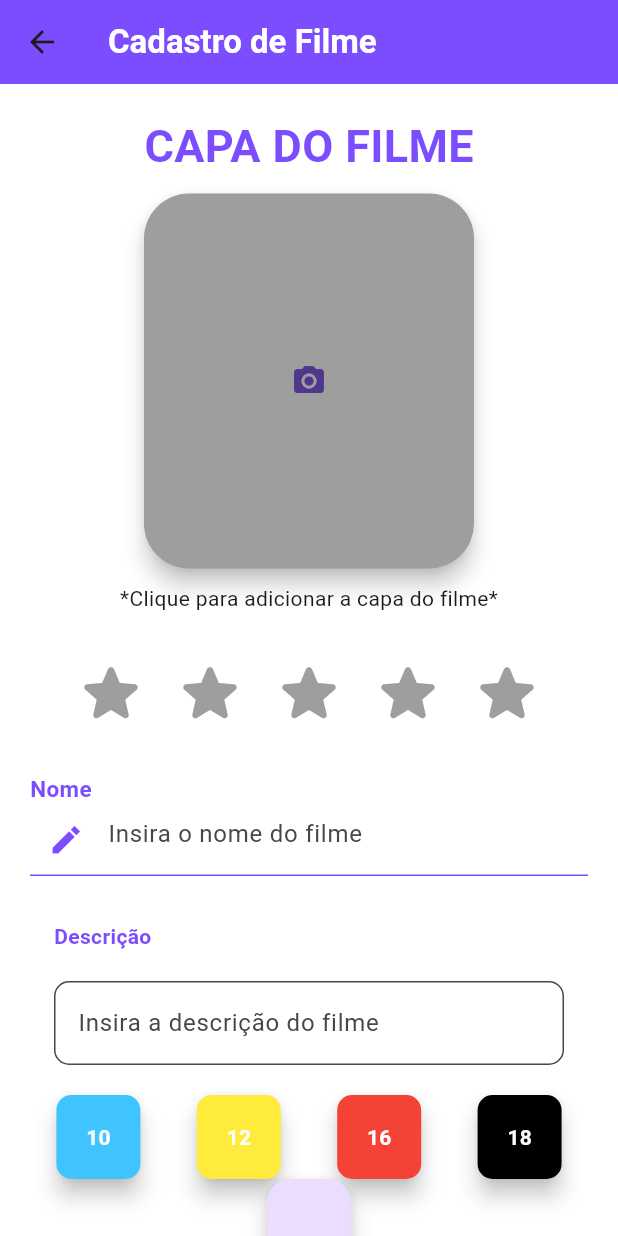
After one commit to DanielBrisch/CadastroDeFilmes, a Flutter app: the MV_RegisterPage screen opened directly, on a phone screen of 412 x 824 dp. The commit adds this screen. Run offline on Flutter 3.47's test engine with Material 3 defaults, Android fonts, the phone set to English and light mode, and no system bars.

Commit message:
estudada forte

```diff
--- /dev/null
+++ b/projetofilmes/lib/Screens/movies_register/mv_register_page.dart
@@ -0,0 +1,248 @@
+import 'package:flutter/cupertino.dart';
+import 'package:flutter/material.dart';
+
+import 'mv_register_store.dart';
+
+class MV_RegisterPage extends StatefulWidget {
+  const MV_RegisterPage({super.key});
+
+  @override
+  State<MV_RegisterPage> createState() => _MV_RegisterPageState();
+}
+
+class _MV_RegisterPageState extends State<MV_RegisterPage> {
+  @override
+  Widget build(BuildContext context) {
+
+    Size size = MediaQuery.of(context).size;
+
+    return Scaffold(
+      appBar: AppBar(
+        backgroundColor: Colors.deepPurpleAccent,
+        title: const Text(
+          'Cadastro de Filme',
+          style: TextStyle(
+            color: Colors.white,
+            fontWeight: FontWeight.bold,
+          ),
+        ),
+      ),
+      body: SingleChildScrollView(
+        child: Container(
+          width: size.width,
+          height: size.height,
+          color: Colors.white,
+          child: Column(
+            children: [
+              const Padding(
+                  padding: EdgeInsets.only(top: 20, bottom: 10),
+                  child: Row(
+                    mainAxisAlignment: MainAxisAlignment.center,
+                    children: [
+                      Text(
+                        'CAPA DO FILME',
+                        style: TextStyle(
+                            fontSize: 30,
+                            color: Colors.deepPurpleAccent,
+                            fontWeight: FontWeight.bold),
+                      ),
+                    ],
+                  )),
+              SizedBox(
+                width: 220.0,
+                height: 250.0,
+                child: FloatingActionButton(
+                  onPressed: () {},
+                  backgroundColor: Colors.grey,
+                  shape: RoundedRectangleBorder(
+                    borderRadius: BorderRadius.circular(30.0),
+                  ),
+                  child: const Icon(Icons.camera_alt),
+                ),
+              ),
+              const Padding(
+                padding: EdgeInsets.only(top: 10, bottom: 20),
+                child: Text('*Clique para adicionar a capa do filme*'),
+              ),
+              Row(
+                mainAxisAlignment: MainAxisAlignment.center,
+                children: [
+                  IconButton(
+                    onPressed: () {
+                      MV_RegisterStore.star = 1;
+                    },
+                    icon: const Icon(
+                      Icons.star_rounded,
+                      size: 50,
+                    ),
+                    color: Colors.grey,
+                  ),
+                  IconButton(
+                    onPressed: () {
+                      MV_RegisterStore.star = 2;
+                    },
+                    icon: const Icon(
+                      Icons.star_rounded,
+                      size: 50,
+                    ),
+                    color: Colors.grey,
+                  ),
+                  IconButton(
+                    onPressed: () {
+                      MV_RegisterStore.star = 3;
+                    },
+                    icon: const Icon(
+                      Icons.star_rounded,
+                      size: 50,
+                    ),
+                    color: Colors.grey,
+                  ),
+                  IconButton(
+                    onPressed: () {
+                      MV_RegisterStore.star = 4;
+                    },
+                    icon: const Icon(
+                      Icons.star_rounded,
+                      size: 50,
+                    ),
+                    color: Colors.grey,
+                  ),
+                  IconButton(
+                    onPressed: () {
+                      MV_RegisterStore.star = 5;
+                    },
+                    icon: const Icon(
+                      Icons.star_rounded,
+                      size: 50,
+                    ),
+                    color: Colors.grey,
+                  ),
+                ],
+              ),
+              Column(
+                children: [
+                  const Padding(
+                    padding: EdgeInsets.all(20),
+                    child: Column(
+                      crossAxisAlignment: CrossAxisAlignment.start,
+                      children: [
+                        Text(
+                          'Nome',
+                          style: TextStyle(
+                              color: Colors.deepPurpleAccent,
+                              fontWeight: FontWeight.bold,
+                              fontSize: 15),
+                        ),
+                        TextField(
+                          decoration: InputDecoration(
+                            fillColor: Colors.white,
+                            filled: true,
+                            hintText: "Insira o nome do filme",
+                            prefixIcon: Icon(Icons.create_sharp,
+                                color: Colors.deepPurpleAccent),
+                            enabledBorder: UnderlineInputBorder(
+                              borderSide:
+                                  BorderSide(color: Colors.deepPurpleAccent),
+                            ),
+                          ),
+                        ),
+                      ],
+                    ),
+                  ),
+                  Column(
+                    crossAxisAlignment: CrossAxisAlignment.start,
+                    children: [
+                      const Padding(
+                        padding: EdgeInsets.only(bottom: 20, top: 10),
+                        child: Text(
+                          'Descrição',
+                          style: TextStyle(
+                              color: Colors.deepPurpleAccent,
+                              fontWeight: FontWeight.bold),
+                        ),
+                      ),
+                      SizedBox(
+                        width: 340,
+                        child: TextField(
+                          decoration: InputDecoration(
+                            fillColor: Colors.white,
+                            filled: true,
+                            hintText: "Insira a descrição do filme",
+                            border: OutlineInputBorder(
+                              borderRadius: BorderRadius.circular(10.0),
+                              borderSide: const BorderSide(
+                                  color: Colors.deepPurpleAccent),
+                            ),
+                          ),
+                        ),
+                      ),
+                    ],
+                  ),
+                  Padding(
+                    padding: EdgeInsets.only(top: 20),
+                    child: Row(
+                      mainAxisAlignment: MainAxisAlignment.spaceEvenly,
+                      children: [
+                        FloatingActionButton(
+                          onPressed: () {},
+                          backgroundColor: Colors.lightBlueAccent,
+                          foregroundColor: Colors.white,
+                          shape: RoundedRectangleBorder(
+                            borderRadius: BorderRadius.circular(10.0),
+                          ),
+                          child: const Text(
+                            '10',
+                            style: TextStyle(fontWeight: FontWeight.bold),
+                          ),
+                        ),
+                        FloatingActionButton(
+                          onPressed: () {},
+                          backgroundColor: Colors.yellow,
+                          foregroundColor: Colors.white,
+                          shape: RoundedRectangleBorder(
+                            borderRadius: BorderRadius.circular(10.0),
+                          ),
+                          child: const Text(
+                            '12',
+                            style: TextStyle(fontWeight: FontWeight.bold),
+                          ),
+                        ),
+                        FloatingActionButton(
+                          onPressed: () {},
+                          backgroundColor: Colors.red,
+                          foregroundColor: Colors.white,
+                          shape: RoundedRectangleBorder(
+                            borderRadius: BorderRadius.circular(10.0),
+                          ),
+                          child: const Text(
+                            '16',
+                            style: TextStyle(fontWeight: FontWeight.bold),
+                          ),
+                        ),
+                        FloatingActionButton(
+                          onPressed: () {},
+                          backgroundColor: Colors.black,
+                          foregroundColor: Colors.white,
+                          shape: RoundedRectangleBorder(
+                            borderRadius: BorderRadius.circular(10.0),
+                          ),
+                          child: const Text(
+                            '18',
+                            style: TextStyle(fontWeight: FontWeight.bold),
+                          ),
+                        ),
+                      ],
+                    ),
+                  ),
+                  FloatingActionButton(
+                    onPressed: () {},
+                  ),
+                ],
+              ),
+            ],
+          ),
+        ),
+      ),
+    );
+  }
+}
--- /dev/null
+++ b/projetofilmes/lib/Screens/movies_register/mv_register_store.dart
@@ -0,0 +1,3 @@
+class MV_RegisterStore {
+  static int star = 0;
+}
```
Also changed, not shown: projetofilmes/lib/Screens/home/home_page.dart (+24 -5 lines), projetofilmes/lib/Screens/register/registerPage.dart (+19 -9 lines), projetofilmes/lib/Screens/register/register_store.dart (+2 -20 lines), 6 other files.
